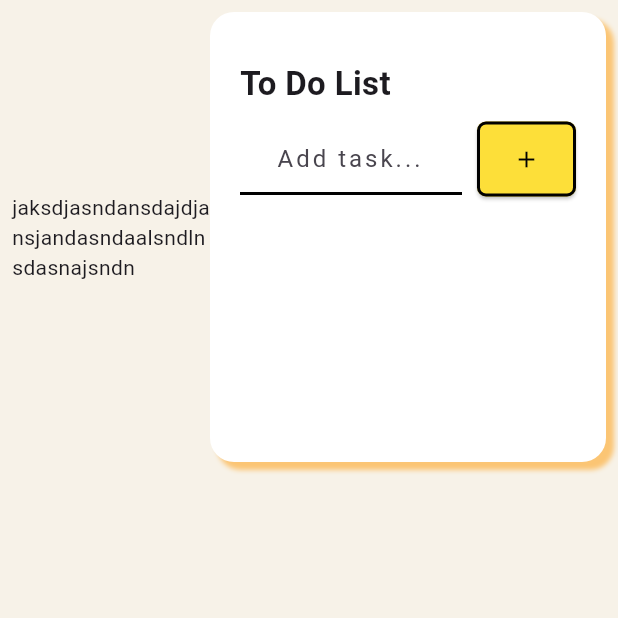
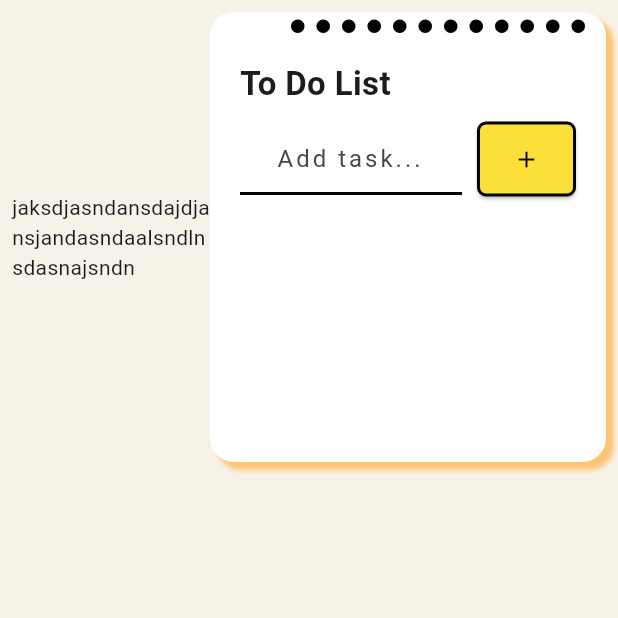
Before and after one commit to Faqihasyari/pomodoro_app, a Flutter app: the screen it shows after launch, on a phone screen of 412 x 824 dp, the top half of it. Run offline on Flutter 3.47's test engine with Material 3 defaults, Android fonts, the phone set to English and light mode, and no system bars; our stand-ins replace google_fonts; Roboto replaces fonts that are missing (Mansalva).

Commit message:
add bullet but not fix

```diff
--- a/lib/core/widgets/bullet.dart
+++ b/lib/core/widgets/bullet.dart
@@ -6,16 +6,16 @@ class Bullet extends StatelessWidget {
   @override
   Widget build(BuildContext context) {
     return Positioned(
-                        left: 70,
-                        top: 250,
+                        left: 50,
+                        top: 5,
                         child: Row(
                           mainAxisAlignment: MainAxisAlignment.center,
                           children: List.generate(
                             12,
                             (i) => Container(
                               margin: const EdgeInsets.symmetric(horizontal: 4),
-                              width: 12,
-                              height: 12,
+                              width: 9,
+                              height: 9,
                               decoration: BoxDecoration(
                                 color: Colors.black,
                                 borderRadius: BorderRadius.circular(100),
--- a/lib/presentation/screens/home_page.dart
+++ b/lib/presentation/screens/home_page.dart
@@ -1,5 +1,6 @@
 import 'package:flutter/material.dart';
 import 'package:pomodoro_app/core/constants/color.dart';
+import 'package:pomodoro_app/core/widgets/bullet.dart';
 import 'package:pomodoro_app/core/widgets/todo_list.dart';
 
 class MyHomePage extends StatelessWidget {
@@ -31,26 +32,9 @@ class MyHomePage extends StatelessWidget {
                         height: 300,
                         child: Stack(
                           children: [
+
                             CuteTodoPage(),
-                            // Positioned(
-                            //   left: 70,
-                            //   top: 250,
-                            //   child: Row(
-                            //     mainAxisAlignment: MainAxisAlignment.center,
-                            //     children: List.generate(
-                            //       12,
-                            //       (i) => Container(
-                            //         margin: const EdgeInsets.symmetric(horizontal: 4),
-                            //         width: 12,
-                            //         height: 12,
-                            //         decoration: BoxDecoration(
-                            //           color: Colors.black,
-                            //           borderRadius: BorderRadius.circular(100),
-                            //         ),
-                            //       ),
-                            //     ),
-                            //   ),
-                            // ),
+                      Bullet(),
                           ],
                         ),
                       ),
```
